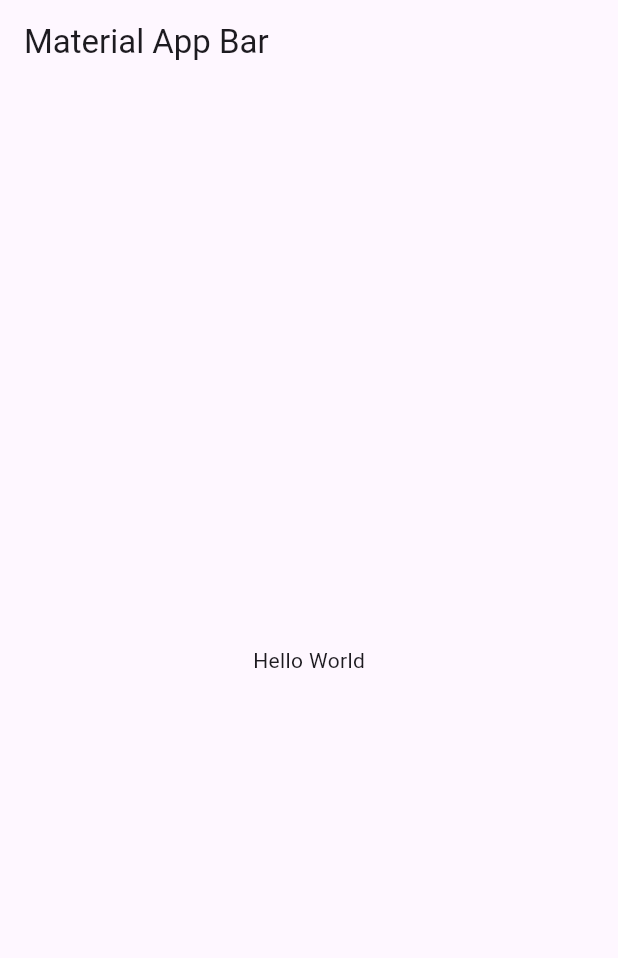
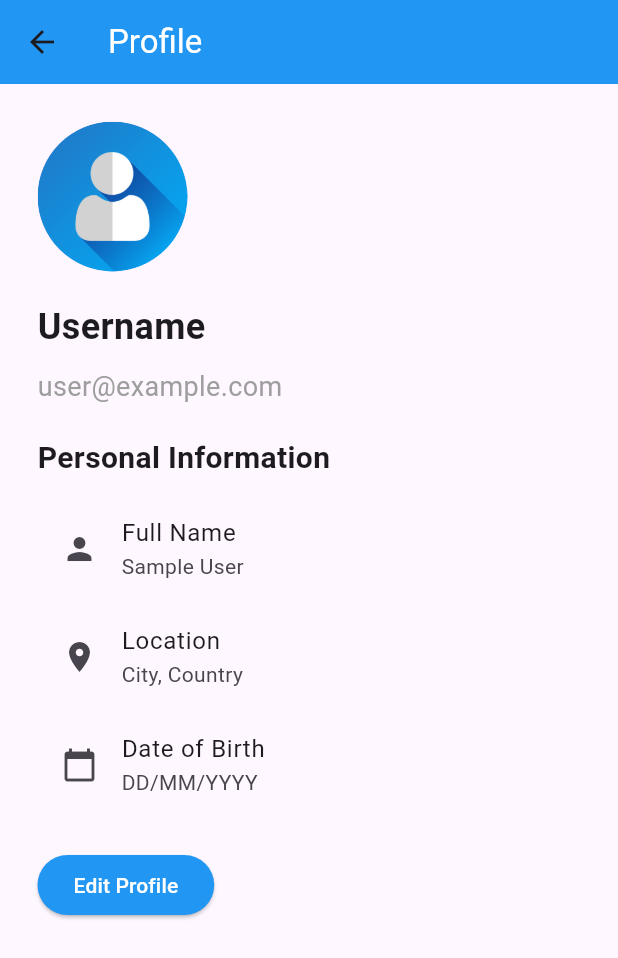
Before and after one commit to anamariaag/Travel_Mate, a Flutter app: the screen it shows after launch, after a tap on "Profile", on a phone screen of 412 x 824 dp. Shown: the top 958 px of the screen. Run offline on Flutter 3.47's test engine with Material 3 defaults, Android fonts, the phone set to English and light mode, and no system bars.

Commit message:
profile and my itineraries

```diff
--- a/lib/profile.dart
+++ b/lib/profile.dart
@@ -1,20 +1,74 @@
 import 'package:flutter/material.dart';
-
-void main() => runApp(Profile());
+import 'package:travel_mate/edit_profile.dart';
 
 class Profile extends StatelessWidget {
-  Profile({super.key});
+  Profile({Key? key});
 
   @override
   Widget build(BuildContext context) {
-    return MaterialApp(
-      title: 'Material App',
-      home: Scaffold(
-        appBar: AppBar(
-          title: Text('Material App Bar'),
+    return Scaffold(
+      appBar: AppBar(
+        title: Text(
+          "Profile",
+          style: TextStyle(color: Colors.white),
         ),
-        body: Center(
-          child: Text('Hello World'),
+        backgroundColor: Colors.blue,
+      ),
+      body: Padding(
+        padding: EdgeInsets.all(25.0),
+        child: Column(
+          crossAxisAlignment: CrossAxisAlignment.start,
+          children: <Widget>[
+            CircleAvatar(
+              radius: 50,
+              backgroundImage: AssetImage('assets/avatar.png'),
+            ),
+            SizedBox(height: 20),
+            Text(
+              "Username",
+              style: TextStyle(fontSize: 24, fontWeight: FontWeight.bold),
+            ),
+            SizedBox(height: 10),
+            Text(
+              "user@example.com",
+              style: TextStyle(fontSize: 18, color: Colors.grey),
+            ),
+            SizedBox(height: 20),
+            Text(
+              "Personal Information",
+              style: TextStyle(fontSize: 20, fontWeight: FontWeight.bold),
+            ),
+            SizedBox(height: 10),
+            ListTile(
+              leading: Icon(Icons.person),
+              title: Text("Full Name"),
+              subtitle: Text("Sample User"),
+            ),
+            ListTile(
+              leading: Icon(Icons.location_on),
+              title: Text("Location"),
+              subtitle: Text("City, Country"),
+            ),
+            ListTile(
+              leading: Icon(Icons.calendar_today),
+              title: Text("Date of Birth"),
+              subtitle: Text("DD/MM/YYYY"),
+            ),
+            SizedBox(height: 20),
+            ElevatedButton(
+              onPressed: () {
+                Navigator.of(context).push(MaterialPageRoute(
+                    builder: ((context) => (EditProfilePage()))));
+              },
+              child: Text(
+                'Edit Profile',
+                style: TextStyle(color: Colors.white),
+              ),
+              style: ElevatedButton.styleFrom(
+                backgroundColor: Colors.blue,
+              ),
+            ),
+          ],
         ),
       ),
     );
--- a/pubspec.yaml
+++ b/pubspec.yaml
@@ -1,10 +1,10 @@
 name: travel_mate
 description: "A new Flutter project."
-publish_to: 'none'
+publish_to: "none"
 version: 1.0.0+1
 
 environment:
-  sdk: '>=3.2.5 <4.0.0'
+  sdk: ">=3.2.5 <4.0.0"
 
 dependencies:
   flutter:
@@ -17,3 +17,5 @@ dev_dependencies:
   #flutter_lints: ^2.0.0
 flutter:
   uses-material-design: true
+  assets:
+    - assets/avatar.png
```
Also changed, not shown: lib/edit_profile.dart (added, +73 -0 lines), lib/my_itineraries.dart (+65 -10 lines), assets/avatar.png (added), pubspec.lock.
